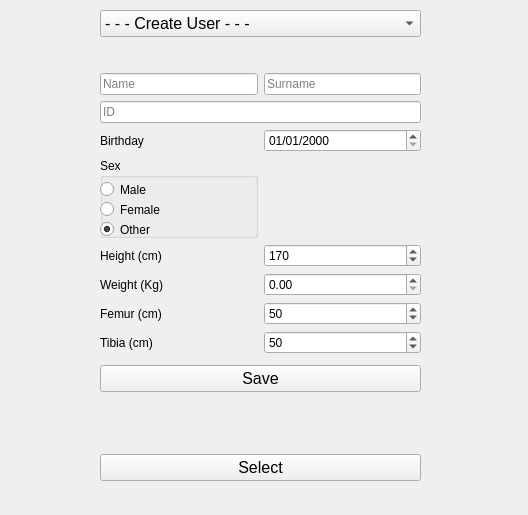
cristianbass01/GUI_robotic_exoskeleton, file src/gui_pkg/include/gui_pkg/select_user_form.ui: the form before one commit.
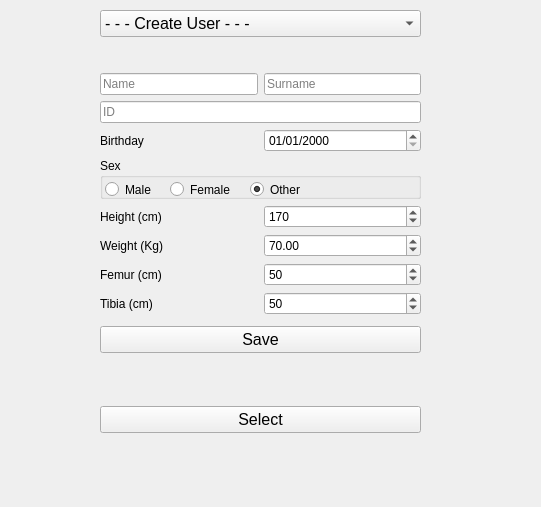
The form after the commit.

Patch:
```diff
--- a/src/gui_pkg/include/gui_pkg/select_user_form.ui
+++ b/src/gui_pkg/include/gui_pkg/select_user_form.ui
@@ -6,8 +6,8 @@
    <rect>
     <x>0</x>
     <y>0</y>
-    <width>528</width>
-    <height>515</height>
+    <width>541</width>
+    <height>507</height>
    </rect>
   </property>
   <property name="windowTitle">
@@ -19,10 +19,13 @@
      <x>100</x>
      <y>10</y>
      <width>321</width>
-     <height>471</height>
+     <height>423</height>
     </rect>
    </property>
    <layout class="QGridLayout" name="gridLayout">
+    <property name="leftMargin">
+     <number>0</number>
+    </property>
     <item row="0" column="0" colspan="2">
      <widget class="QComboBox" name="CB_selectUser">
       <property name="font">
@@ -37,22 +40,6 @@
       </item>
      </widget>
     </item>
-    <item row="6" column="1">
-     <spacer name="verticalSpacer_4">
-      <property name="orientation">
-       <enum>Qt::Vertical</enum>
-      </property>
-      <property name="sizeType">
-       <enum>QSizePolicy::Maximum</enum>
-      </property>
-      <property name="sizeHint" stdset="0">
-       <size>
-        <width>20</width>
-        <height>80</height>
-       </size>
-      </property>
-     </spacer>
-    </item>
     <item row="15" column="0" colspan="2">
      <spacer name="verticalSpacer_3">
       <property name="orientation">
@@ -197,82 +184,6 @@
       </property>
      </widget>
     </item>
-    <item row="6" column="0">
-     <widget class="QGroupBox" name="GB_gender">
-      <property name="enabled">
-       <bool>true</bool>
-      </property>
-      <property name="maximumSize">
-       <size>
-        <width>16777215</width>
-        <height>80</height>
-       </size>
-      </property>
-      <property name="title">
-       <string>Sex</string>
-      </property>
-      <property name="flat">
-       <bool>false</bool>
-      </property>
-      <property name="checkable">
-       <bool>false</bool>
-      </property>
-      <widget class="QRadioButton" name="RB_male">
-       <property name="geometry">
-        <rect>
-         <x>0</x>
-         <y>20</y>
-         <width>112</width>
-         <height>23</height>
-        </rect>
-       </property>
-       <property name="text">
-        <string>Male</string>
-       </property>
-       <property name="checkable">
-        <bool>true</bool>
-       </property>
-      </widget>
-      <widget class="QRadioButton" name="RB_female">
-       <property name="geometry">
-        <rect>
-         <x>0</x>
-         <y>40</y>
-         <width>112</width>
-         <height>23</height>
-        </rect>
-       </property>
-       <property name="text">
-        <string>Female</string>
-       </property>
-       <property name="checkable">
-        <bool>true</bool>
-       </property>
-       <property name="checked">
-        <bool>false</bool>
-       </property>
-      </widget>
-      <widget class="QRadioButton" name="RB_other">
-       <property name="geometry">
-        <rect>
-         <x>0</x>
-         <y>60</y>
-         <width>112</width>
-         <height>23</height>
-        </rect>
-       </property>
-       <property name="text">
-        <string>Other</string>
-       </property>
-       <property name="checkable">
-        <bool>true</bool>
-       </property>
-       <property name="checked">
-        <bool>true</bool>
-       </property>
-      </widget>
-     </widget>
-    </item>
     <item row="8" column="1">
      <widget class="QDoubleSpinBox" name="NB_weight">
       <property name="readOnly">
@@ -281,6 +192,12 @@
       <property name="maximum">
        <double>500.000000000000000</double>
       </property>
+      <property name="singleStep">
+       <double>5.000000000000000</double>
+      </property>
+      <property name="value">
+       <double>70.000000000000000</double>
+      </property>
      </widget>
     </item>
     <item row="2" column="1">
@@ -298,6 +215,9 @@
       <property name="readOnly">
        <bool>false</bool>
       </property>
+      <property name="specialValueText">
+       <string>Ciao</string>
+      </property>
       <property name="maximum">
        <number>300</number>
       </property>
@@ -335,6 +255,88 @@
       </property>
      </widget>
     </item>
+    <item row="6" column="0" colspan="2">
+     <widget class="QGroupBox" name="GB_gender">
+      <property name="enabled">
+       <bool>true</bool>
+      </property>
+      <property name="minimumSize">
+       <size>
+        <width>0</width>
+        <height>41</height>
+       </size>
+      </property>
+      <property name="maximumSize">
+       <size>
+        <width>16777215</width>
+        <height>41</height>
+       </size>
+      </property>
+      <property name="title">
+       <string>Sex</string>
+      </property>
+      <property name="flat">
+       <bool>false</bool>
+      </property>
+      <property name="checkable">
+       <bool>false</bool>
+      </property>
+      <widget class="QRadioButton" name="RB_male">
+       <property name="geometry">
+        <rect>
+         <x>5</x>
+         <y>20</y>
+         <width>112</width>
+         <height>23</height>
+        </rect>
+       </property>
+       <property name="text">
+        <string>Male</string>
+       </property>
+       <property name="checkable">
+        <bool>true</bool>
+       </property>
+      </widget>
+      <widget class="QRadioButton" name="RB_female">
+       <property name="geometry">
+        <rect>
+         <x>70</x>
+         <y>20</y>
+         <width>112</width>
+         <height>23</height>
+        </rect>
+       </property>
+       <property name="text">
+        <string>Female</string>
+       </property>
+       <property name="checkable">
+        <bool>true</bool>
+       </property>
+       <property name="checked">
+        <bool>false</bool>
+       </property>
+      </widget>
+      <widget class="QRadioButton" name="RB_other">
+       <property name="geometry">
+        <rect>
+         <x>150</x>
+         <y>20</y>
+         <width>112</width>
+         <height>23</height>
+        </rect>
+       </property>
+       <property name="text">
+        <string>Other</string>
+       </property>
+       <property name="checkable">
+        <bool>true</bool>
+       </property>
+       <property name="checked">
+        <bool>true</bool>
+       </property>
+      </widget>
+     </widget>
+    </item>
    </layout>
   </widget>
  </widget>
```
